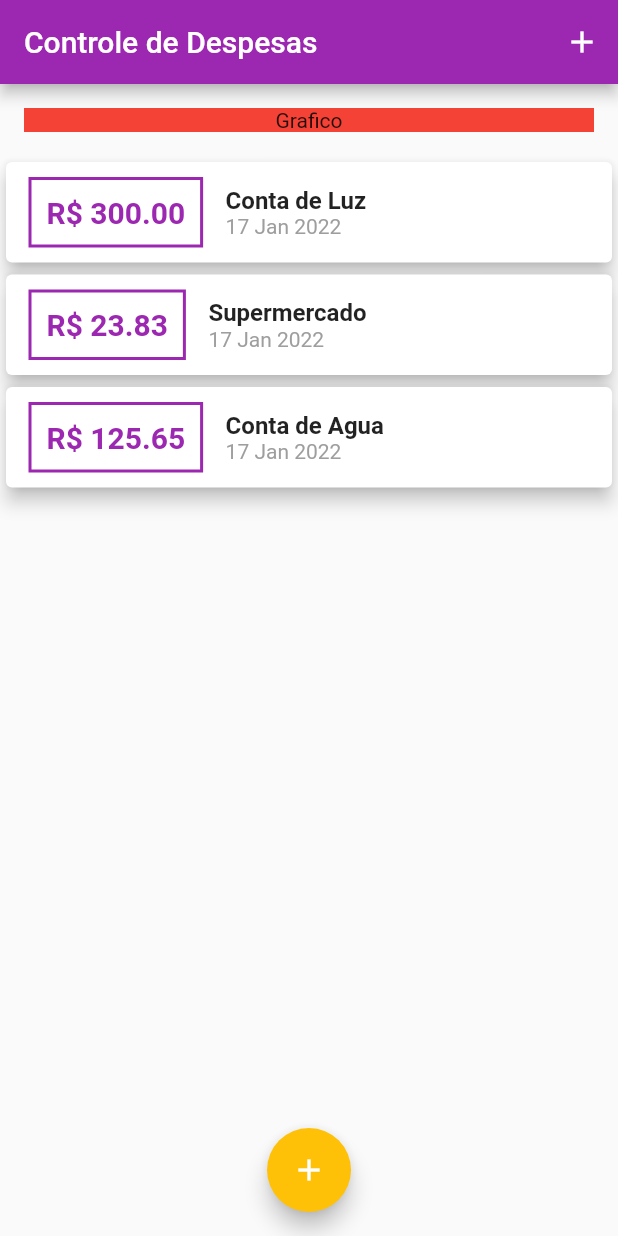
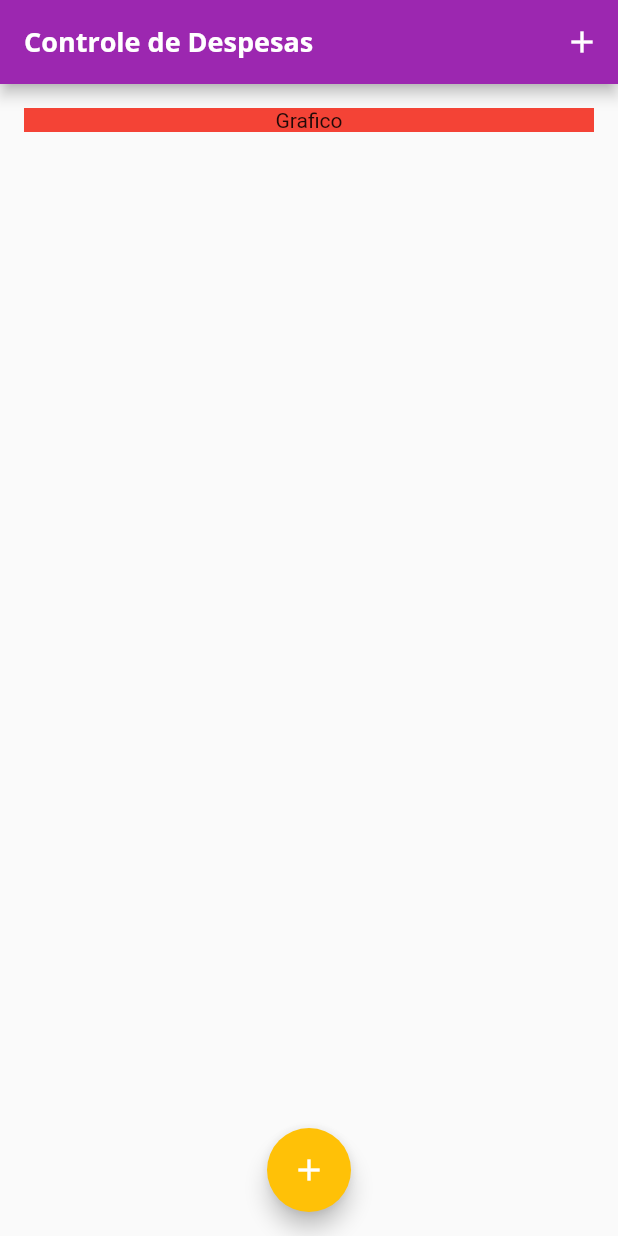
Before and after one commit to GuilhermePalma/Control_Expenses, a Flutter app: the screen it shows after launch, on a phone screen of 412 x 824 dp. Run offline on Flutter 3.47's test engine with Material 2 defaults, Android fonts, the phone set to English and light mode, and no system bars.

Commit message:
Feature: Include Custom Fonts and Style

```diff
--- a/lib/components/transaction_list.dart
+++ b/lib/components/transaction_list.dart
@@ -14,7 +14,6 @@ class TransactionList extends StatelessWidget {
       child: ListView.builder(
         itemCount: transactiontions.length,
         itemBuilder: (contex, index) {
-
           final tran = transactiontions[index];
           return Card(
             child: Row(
@@ -46,10 +45,7 @@ class TransactionList extends StatelessWidget {
                   children: [
                     Text(
                       tran.title,
-                      style: const TextStyle(
-                        fontSize: 16,
-                        fontWeight: FontWeight.bold,
-                      ),
+                      style: Theme.of(context).textTheme.headline6,
                     ),
                     Text(
                       DateFormat('d MMM y').format(tran.date),
--- a/lib/main.dart
+++ b/lib/main.dart
@@ -17,6 +17,20 @@ class MyApp extends StatelessWidget {
       theme: ThemeData(
         colorScheme: ColorScheme.fromSwatch(primarySwatch: Colors.purple)
             .copyWith(secondary: Colors.amber),
+        fontFamily: "Quicksand",
+        textTheme: ThemeData.light().textTheme.copyWith(
+              headline6: const TextStyle(
+                fontSize: 16,
+                fontWeight: FontWeight.bold,
+              ),
+            ),
+        appBarTheme: const AppBarTheme(
+          titleTextStyle: TextStyle(
+            fontFamily: "OpenSans",
+            fontSize: 18,
+            fontWeight: FontWeight.bold,
+          ),
+        ),
       ),
     );
   }
@@ -31,13 +45,13 @@ class MyHomePage extends StatefulWidget {
 
 class _MyHomePageState extends State<MyHomePage> {
   // Variavel é Fixa, porem pode ser Incluido e Excluido Itens, mantendo a Referencia da Lista
-  final List<Transaction> transactionList = [
+  final List<Transaction> transactionList = [/*
     Transaction(
         value: 300.0, id: 0, title: "Conta de Luz", date: DateTime.now()),
     Transaction(
         value: 23.83, id: 1, title: "Supermercado", date: DateTime.now()),
     Transaction(
-        value: 125.65, id: 2, title: "Conta de Agua", date: DateTime.now()),
+        value: 125.65, id: 2, title: "Conta de Agua", date: DateTime.now()), */
   ];
 
   // Metodo REsponsavel por Abrir o Form de Cadastro de Transações
@@ -75,7 +89,7 @@ class _MyHomePageState extends State<MyHomePage> {
             icon: const Icon(Icons.add),
           )
         ],
-        title: const Text("Controle de Despesas", textAlign: TextAlign.center),
+        title: const Text("Controle de Despesas"),
       ),
       body: SingleChildScrollView(
         child: Column(
```
Also changed, not shown: pubspec.yaml (+14 -7 lines), assets/fonts/OpenSans-Bold.ttf (added), assets/fonts/OpenSans-Regular.ttf (added), assets/fonts/Quicksand-Bold.ttf (added), assets/fonts/Quicksand-Light.ttf (added), assets/fonts/Quicksand-Medium.ttf (added), assets/fonts/Quicksand-Regular.ttf (added).
